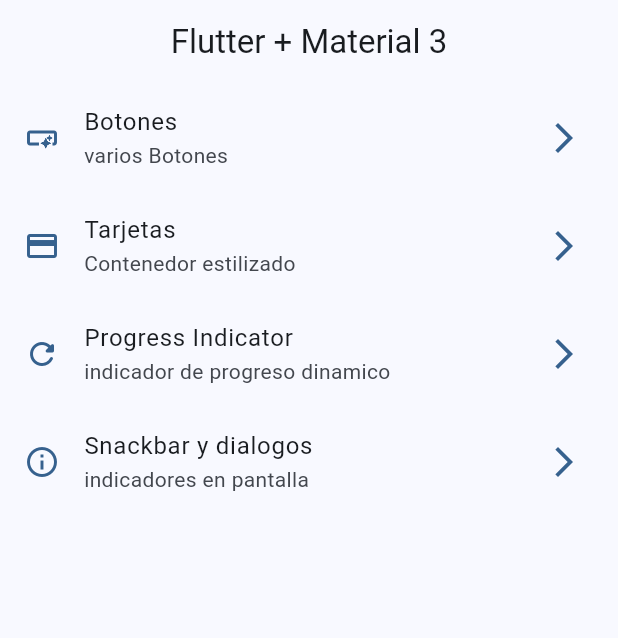
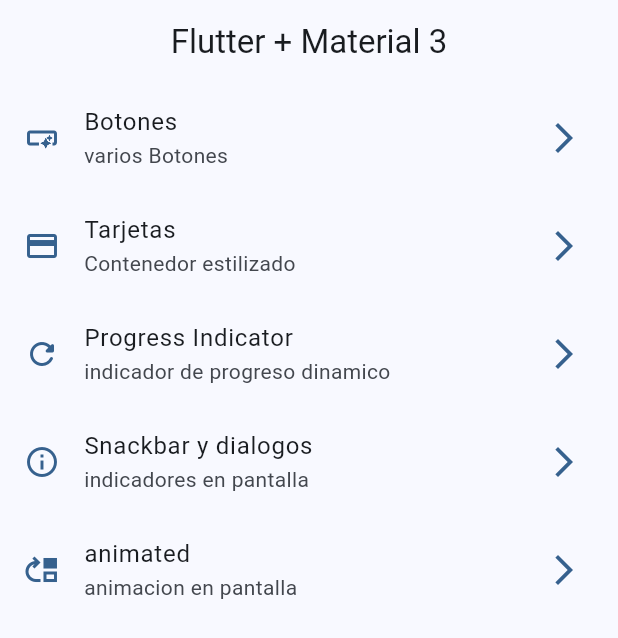
Before and after one commit to MaxiAlz/flutter-widgets-app, a Flutter app: the screen it shows after launch, on a phone screen of 412 x 824 dp. Shown: the top 638 px of the screen. Run offline on Flutter 3.47's test engine with Material 3 defaults, Android fonts, the phone set to English and light mode, and no system bars; our stand-ins replace go_router.

Commit message:
animated vacio

```diff
--- a/lib/config/menu/menu_items.dart
+++ b/lib/config/menu/menu_items.dart
@@ -33,5 +33,10 @@ const appMenuItems = <MenuItems>[
       title: 'Snackbar y dialogos',
       subtittle: 'indicadores en pantalla',
       link: '/snackbar',
-      icon: Icons.info_outline)
+      icon: Icons.info_outline),
+  MenuItems(
+      title: 'animated',
+      subtittle: 'animacion en pantalla',
+      link: '/animated',
+      icon: Icons.move_up_outlined)
 ];
--- a/lib/config/router/app_router.dart
+++ b/lib/config/router/app_router.dart
@@ -29,6 +29,11 @@ final appRouter = GoRouter(
       path: '/snackbar',
       name: SnackBarScreen.name,
       builder: (context, state) => const SnackBarScreen(),
+    ),
+    GoRoute(
+      path: '/animated',
+      name: AnimatedScreen.name,
+      builder: (context, state) => const AnimatedScreen(),
     )
   ],
 );
--- a/lib/presentation/screens/animated/animated_screen.dart
+++ b/lib/presentation/screens/animated/animated_screen.dart
@@ -1,10 +1,16 @@
 import 'package:flutter/material.dart';
 
 class AnimatedScreen extends StatelessWidget {
+  static String name = 'animated_screen';
   const AnimatedScreen({super.key});
 
   @override
   Widget build(BuildContext context) {
-    return Container();
+    return Scaffold(
+      appBar: AppBar(
+        title: const Text('animated'),
+      ),
+      body: const Placeholder(),
+    );
   }
 }
```
